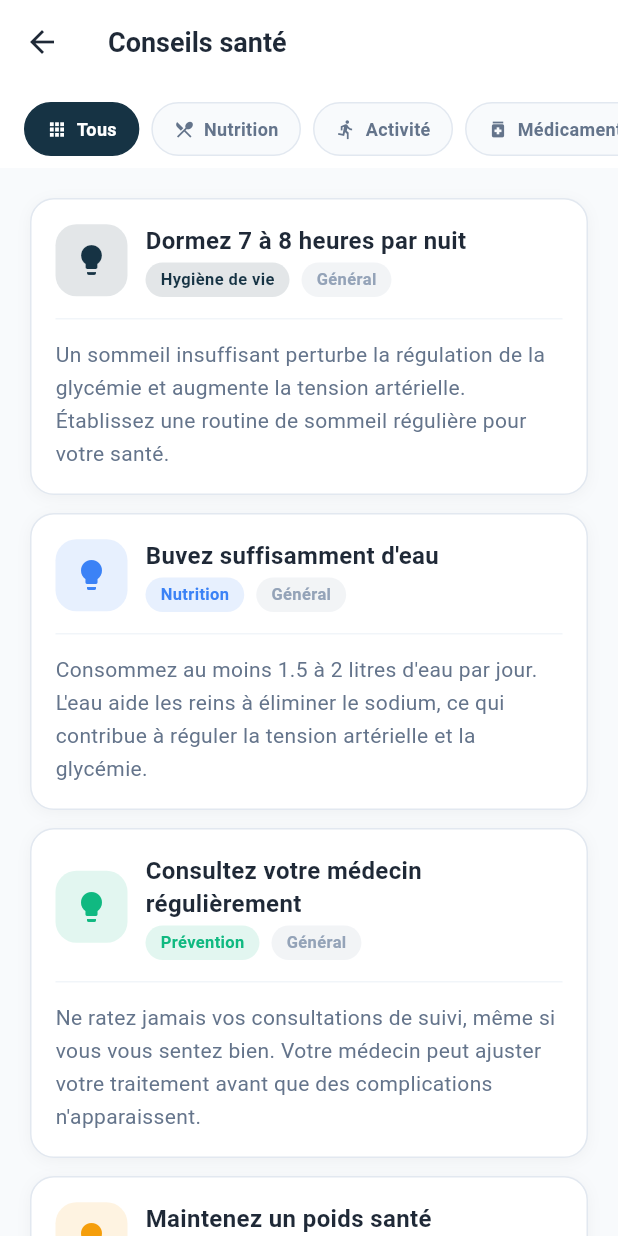
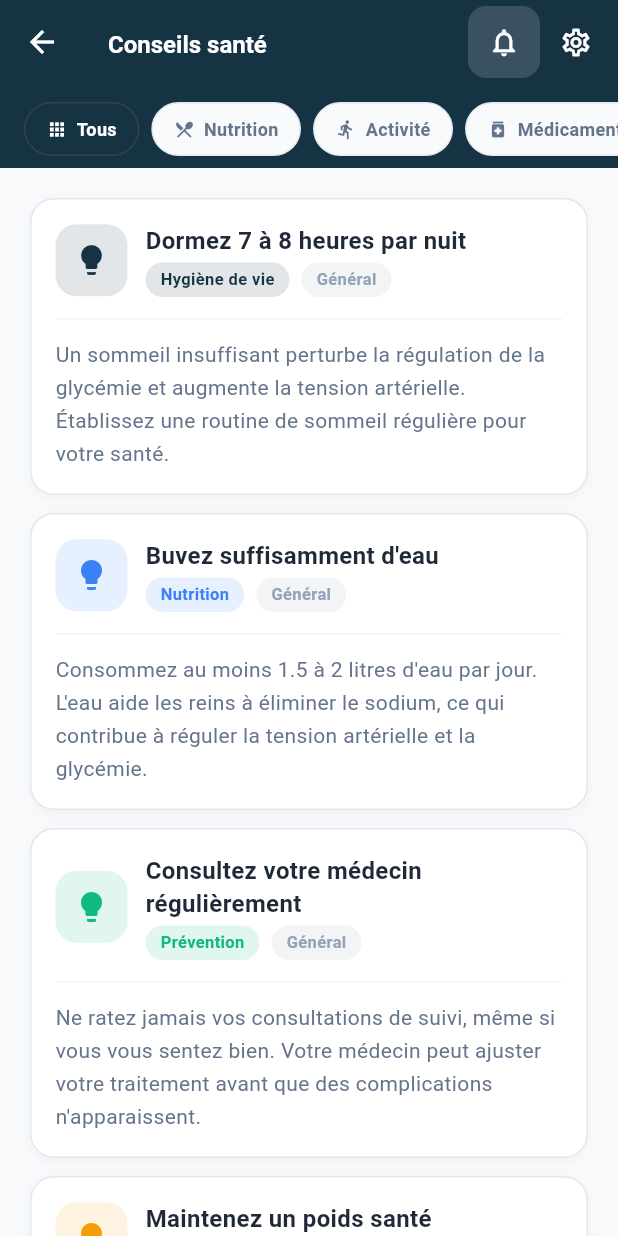
Before and after one commit to Thierno-dtd/togo_hackaton_sante_mobile, a Flutter app: the AdvicePage screen opened directly, on a phone screen of 412 x 824 dp. Run offline on Flutter 3.47's test engine with Material 3 defaults, Android fonts, the phone set to English and light mode, and no system bars; our stand-ins replace fl_chart, google_nav_bar; accounts and stored records are empty; Roboto replaces fonts that are missing (Poppins).

Commit message:
Extracting the app bar as a widget and implementing it on the menu pages

```diff
--- a/lib/core/utils/app_utils.dart
+++ b/lib/core/utils/app_utils.dart
@@ -36,9 +36,9 @@ class AppUtils {
 
   /// Blood pressure status
   static String bpStatus(double systolic, double diastolic) {
-    if (systolic >= 180 || diastolic >= 120) return 'Crise hypertensive';
-    if (systolic >= 140 || diastolic >= 90) return 'Hypertension stade 2';
-    if (systolic >= 130 || diastolic >= 80) return 'Hypertension stade 1';
+    if (systolic >= 180 || diastolic >= 120) return 'Crise ';
+    if (systolic >= 140 || diastolic >= 90) return ' stade 2';
+    if (systolic >= 130 || diastolic >= 80) return ' stade 1';
     if (systolic >= 120 && diastolic < 80) return 'Élevée';
     if (systolic < 90 || diastolic < 60) return 'Hypotension';
     return 'Normale';
--- a/lib/features/advice/pages/advice_page.dart
+++ /dev/null
@@ -1,155 +0,0 @@
-import 'package:flutter/material.dart';
-import 'package:provider/provider.dart';
-import '../../../../core/theme/app_theme.dart';
-import '../../../../services/app_provider.dart';
-import '../../../../data/models/models.dart';
-import '../../../../data/mock/mock_data.dart';
-import '../../../../shared/widgets/shared_widgets.dart';
-
-class AdvicePage extends StatefulWidget {
-  const AdvicePage({super.key});
-  @override
-  State<AdvicePage> createState() => _AdvicePageState();
-}
-
-class _AdvicePageState extends State<AdvicePage> {
-  String _selectedCategory = 'all';
-  final List<Map<String, dynamic>> _categories = [
-    {'value': 'all', 'label': 'Tous', 'icon': Icons.apps},
-    {'value': 'nutrition', 'label': 'Nutrition', 'icon': Icons.restaurant_menu},
-    {'value': 'activity', 'label': 'Activité', 'icon': Icons.directions_run},
-    {'value': 'medication', 'label': 'Médicaments', 'icon': Icons.medication},
-    {'value': 'prevention', 'label': 'Prévention', 'icon': Icons.health_and_safety},
-    {'value': 'lifestyle', 'label': 'Hygiène de vie', 'icon': Icons.self_improvement},
-  ];
-
-  @override
-  Widget build(BuildContext context) {
-    final provider = context.watch<AppProvider>();
-    final isDark = Theme.of(context).brightness == Brightness.dark;
-    final diseaseType = provider.currentUser?.diseaseType ?? 'all';
-
-    final allAdvice = MockData.adviceList.where((a) =>
-        a.diseaseType == 'all' || a.diseaseType == diseaseType).toList();
-
-    final filtered = _selectedCategory == 'all'
-        ? allAdvice
-        : allAdvice.where((a) => a.category == _selectedCategory).toList();
-
-    return Scaffold(
-      backgroundColor: isDark ? AppColors.darkBackground : AppColors.background,
-      appBar: AppBar(
-        backgroundColor: isDark ? AppColors.darkSurface : AppColors.white,
-        title: const Text('Conseils santé'),
-        elevation: 0,
-        bottom: PreferredSize(
-          preferredSize: const Size.fromHeight(56),
-          child: SizedBox(
-            height: 52,
-            child: ListView.separated(
-              padding: const EdgeInsets.symmetric(horizontal: 16, vertical: 8),
-              scrollDirection: Axis.horizontal,
-              itemCount: _categories.length,
-              separatorBuilder: (_, __) => const SizedBox(width: 8),
-              itemBuilder: (_, i) {
-                final cat = _categories[i];
-                final isSelected = _selectedCategory == cat['value'];
-                return GestureDetector(
-                  onTap: () => setState(() => _selectedCategory = cat['value'] as String),
-                  child: Container(
-                    padding: const EdgeInsets.symmetric(horizontal: 14, vertical: 6),
-                    decoration: BoxDecoration(
-                      color: isSelected ? AppColors.primary : (isDark ? AppColors.darkBackground : AppColors.background),
-                      borderRadius: BorderRadius.circular(22),
-                      border: Border.all(color: isSelected ? AppColors.primary : (isDark ? AppColors.darkBorder : AppColors.border)),
-                    ),
-                    child: Row(
-                      children: [
-                        Icon(cat['icon'] as IconData, size: 14,
-                          color: isSelected ? Colors.white : AppColors.textSecondary),
-                        const SizedBox(width: 6),
-                        Text(cat['label'] as String, style: AppTextStyles.bodySmall.copyWith(
-                          color: isSelected ? Colors.white : AppColors.textSecondary,
-                          fontWeight: FontWeight.w600,
-                        )),
-                      ],
-                    ),
-                  ),
-                );
-              },
-            ),
-          ),
-        ),
-      ),
-      body: filtered.isEmpty
-          ? const EmptyState(icon: Icons.lightbulb_outline, title: 'Aucun conseil disponible')
-          : ListView.separated(
-              padding: const EdgeInsets.all(20),
-              itemCount: filtered.length,
-              separatorBuilder: (_, __) => const SizedBox(height: 12),
-              itemBuilder: (_, i) => _buildAdviceCard(filtered[i], isDark),
-            ),
-    );
-  }
-
-  Widget _buildAdviceCard(AdviceModel advice, bool isDark) {
-    return AppCard(
-      child: Column(
-        crossAxisAlignment: CrossAxisAlignment.start,
-        children: [
-          Row(
-            children: [
-              Container(
-                width: 48, height: 48,
-                decoration: BoxDecoration(
-                  color: advice.color.withOpacity(0.12), borderRadius: BorderRadius.circular(14),
-                ),
-                child: Icon(Icons.lightbulb, color: advice.color, size: 24),
-              ),
-              const SizedBox(width: 12),
-              Expanded(
-                child: Column(
-                  crossAxisAlignment: CrossAxisAlignment.start,
-                  children: [
-                    Text(advice.title, style: AppTextStyles.h4),
-                    const SizedBox(height: 4),
-                    Row(
-                      children: [
-                        StatusBadge(label: _categoryLabel(advice.category), color: advice.color),
-                        const SizedBox(width: 8),
-                        StatusBadge(
-                          label: advice.diseaseType == 'all' ? 'Général' :
-                          advice.diseaseType == 'hypertension' ? 'HTA' : 'Diabète',
-                          color: advice.diseaseType == 'hypertension' ? AppColors.hypertension :
-                          advice.diseaseType == 'diabetes' ? AppColors.info : AppColors.textHint,
-                        ),
-                      ],
-                    ),
-                  ],
-                ),
-              ),
-            ],
-          ),
-          const SizedBox(height: 14),
-          const AppDivider(),
-          const SizedBox(height: 12),
-          Text(advice.content, style: AppTextStyles.body.copyWith(
-            color: isDark ? AppColors.darkTextSecondary : AppColors.textSecondary,
-            height: 1.6,
-          )),
-        ],
-      ),
-    );
-  }
-
-  String _categoryLabel(String cat) {
-    switch (cat) {
-      case 'nutrition': return 'Nutrition';
-      case 'activity': return 'Activité physique';
-      case 'medication': return 'Médicaments';
-      case 'prevention': return 'Prévention';
-      case 'lifestyle': return 'Hygiène de vie';
-      default: return cat;
-    }
-  }
-}
--- a/lib/features/advice/presentation/pages/advice_page.dart
+++ b/lib/features/advice/presentation/pages/advice_page.dart
@@ -5,6 +5,7 @@ import '../../../../services/app_provider.dart';
 import '../../../../data/models/models.dart';
 import '../../../../data/mock/mock_data.dart';
 import '../../../../shared/widgets/shared_widgets.dart';
+import '../../../../shared/widgets/app_appbar.dart';
 
 class AdvicePage extends StatefulWidget {
   const AdvicePage({super.key});
@@ -38,10 +39,8 @@ class _AdvicePageState extends State<AdvicePage> {
 
     return Scaffold(
       backgroundColor: isDark ? AppColors.darkBackground : AppColors.background,
-      appBar: AppBar(
-        backgroundColor: isDark ? AppColors.darkSurface : AppColors.white,
+      appBar: AppAppBar(
         title: const Text('Conseils santé'),
-        elevation: 0,
         bottom: PreferredSize(
           preferredSize: const Size.fromHeight(56),
           child: SizedBox(
@@ -61,7 +60,7 @@ class _AdvicePageState extends State<AdvicePage> {
                     decoration: BoxDecoration(
                       color: isSelected ? AppColors.primary : (isDark ? AppColors.darkBackground : AppColors.background),
                       borderRadius: BorderRadius.circular(22),
-                      border: Border.all(color: isSelected ? AppColors.primary : (isDark ? AppColors.darkBorder : AppColors.border)),
+                      border: Border.all(color: isSelected ? AppColors.darkBorder : (isDark ? AppColors.darkBorder : AppColors.border)),
                     ),
                     child: Row(
                       children: [
--- a/lib/features/dashboard/presentation/pages/dashboard_page.dart
+++ b/lib/features/dashboard/presentation/pages/dashboard_page.dart
@@ -44,7 +44,7 @@ class DashboardPage extends StatelessWidget {
               preferredSize: const Size.fromHeight(40), // ajuste selon le contenu
               child: SafeArea(
                 child: Padding(
-                  padding: const EdgeInsets.symmetric(horizontal: 15, vertical: 6),
+                  padding: const EdgeInsets.symmetric(horizontal: 5, vertical: 0),
                   child: Column(
                     crossAxisAlignment: CrossAxisAlignment.start,
                     children: [
@@ -71,7 +71,7 @@ class DashboardPage extends StatelessWidget {
                             ),
                           ),
                             Container(
-                            padding: const EdgeInsets.all(8),
+                              padding: const EdgeInsets.all(12),
                               decoration: BoxDecoration(
                                 color: Colors.white.withOpacity(0.15),
                                 borderRadius: BorderRadius.circular(12),
@@ -92,14 +92,28 @@ class DashboardPage extends StatelessWidget {
                                             shape: BoxShape.circle),
                                       ),
                                     ),
+
                                 ],
+                              ),
+                            ),
+
+                          const SizedBox(width: 1),
+
+                          // Bouton Settings
+                          IconButton(
+                            onPressed: () => Navigator.pushNamed(context, '/settings'),
+                            icon: const Icon(
+                              Icons.settings_outlined,
+                              size: 22,
+                              color: Colors.white,
                             ),
                           ),
                         ],
                       ),
-                      const SizedBox(height: 8),
+                      const SizedBox(height: 5),
                       if (user.isPatient && user.diseaseType != null)
                         DiseaseTag(diseaseType: user.diseaseType!),
+                      const SizedBox(height: 11),
                     ],
                   ),
                 ),
@@ -158,7 +172,7 @@ class DashboardPage extends StatelessWidget {
       return Column(
         crossAxisAlignment: CrossAxisAlignment.start,
         children: [
-          const SectionHeader(title: '📊 Dernières mesures'),
+          const SectionHeader(title: ' Dernières mesures'),
           const SizedBox(height: 12),
           Row(
             children: [
--- a/lib/features/events/presentation/pages/events_page.dart
+++ b/lib/features/events/presentation/pages/events_page.dart
@@ -5,6 +5,7 @@ import '../../../../core/utils/app_utils.dart';
 import '../../../../services/app_provider.dart';
 import '../../../../data/models/models.dart';
 import '../../../../shared/widgets/shared_widgets.dart';
+import '../../../../shared/widgets/app_appbar.dart';
 
 class EventsPage extends StatelessWidget {
   const EventsPage({super.key});
@@ -17,10 +18,8 @@ class EventsPage extends StatelessWidget {
 
     return Scaffold(
       backgroundColor: isDark ? AppColors.darkBackground : AppColors.background,
-      appBar: AppBar(
-        backgroundColor: isDark ? AppColors.darkSurface : AppColors.white,
-        title: const Text('Événements communautaires'),
-      ),
+      appBar: const AppAppBar( title: Text('Événements ',), ),
+
       body: events.isEmpty
           ? const EmptyState(icon: Icons.event, title: 'Aucun événement')
           : ListView.separated(
--- a/lib/features/followup/presentation/pages/followup_page.dart
+++ b/lib/features/followup/presentation/pages/followup_page.dart
@@ -6,6 +6,7 @@ import '../../../../core/theme/app_theme.dart';
 import '../../../../core/utils/app_utils.dart';
 import '../../../../services/app_provider.dart';
 import '../../../../data/models/models.dart';
+import '../../../../shared/widgets/app_appbar.dart';
 import '../../../../shared/widgets/shared_widgets.dart';
 
 class FollowUpPage extends StatefulWidget {
@@ -40,34 +41,24 @@ class _FollowUpPageState extends State<FollowUpPage>
     return Scaffold(
       backgroundColor:
           isDark ? AppColors.darkBackground : AppColors.background,
-      appBar: AppBar(
-        backgroundColor:
-            isDark ? AppColors.darkSurface : AppColors.white,
+      appBar: AppAppBar(
+
         // ─── TITRE seul, sans le bouton + ───
         title: Row(
           mainAxisSize: MainAxisSize.min,
           children: [
-            Text('Suivi de santé', style: AppTextStyles.h4),
+            Text('Suivi de santé',),
             const SizedBox(width: 10),
             if (provider.currentUser?.diseaseType != null)
               DiseaseTag(diseaseType: provider.currentUser!.diseaseType!),
           ],
         ),
         // ─── Notification + Settings dans l'AppBar ───
-        actions: [
-          _NotifAction(provider: provider),
-          IconButton(
-            onPressed: () =>
-                Navigator.pushNamed(context, '/settings'),
-            icon: const Icon(Icons.settings_outlined, size: 22),
-          ),
-          const SizedBox(width: 4),
-        ],
-        bottom: TabBar(
+       bottom: TabBar(
           controller: _tabCtrl,
           labelStyle: AppTextStyles.body
               .copyWith(fontWeight: FontWeight.w600),
-          labelColor: AppColors.primary,
+          labelColor: AppColors.white,
           unselectedLabelColor: AppColors.textHint,
           indicatorColor: AppColors.primary,
           tabs: const [
--- a/lib/features/reminders/presentation/pages/reminders_page.dart
+++ b/lib/features/reminders/presentation/pages/reminders_page.dart
@@ -5,6 +5,7 @@ import '../../../../core/theme/app_theme.dart';
 import '../../../../core/utils/app_utils.dart';
 import '../../../../services/app_provider.dart';
 import '../../../../data/models/models.dart';
+import '../../../../shared/widgets/app_appbar.dart';
 import '../../../../shared/widgets/shared_widgets.dart';
 
 class RemindersPage extends StatefulWidget {
@@ -37,13 +38,12 @@ class _RemindersPageState extends State<RemindersPage> with SingleTickerProvider
 
     return Scaffold(
       backgroundColor: isDark ? AppColors.darkBackground : AppColors.background,
-      appBar: AppBar(
-        backgroundColor: isDark ? AppColors.darkSurface : AppColors.white,
+      appBar: AppAppBar(
         title: const Text('Rappels'),
         bottom: TabBar(
           controller: _tabCtrl,
           labelStyle: AppTextStyles.body.copyWith(fontWeight: FontWeight.w600, fontSize: 12),
-          labelColor: AppColors.primary,
+          labelColor: AppColors.white,
           unselectedLabelColor: AppColors.textHint,
           indicatorColor: AppColors.primary,
           tabs: [
--- a/lib/features/self_assessment/presentation/pages/self_assessment_page.dart
+++ b/lib/features/self_assessment/presentation/pages/self_assessment_page.dart
@@ -7,6 +7,7 @@ import '../../../../core/utils/app_utils.dart';
 import '../../../../services/app_provider.dart';
 import '../../../../data/models/models.dart';
 import '../../../../data/mock/mock_data.dart';
+import '../../../../shared/widgets/app_appbar.dart';
 import '../../../../shared/widgets/shared_widgets.dart';
 
 class SelfAssessmentPage extends StatefulWidget {
@@ -119,15 +120,18 @@ class _SelfAssessmentPageState extends State<SelfAssessmentPage> {
 
     return Scaffold(
       backgroundColor: isDark ? AppColors.darkBackground : AppColors.background,
-      appBar: AppBar(
-        backgroundColor: isDark ? AppColors.darkSurface : AppColors.white,
+      appBar: AppAppBar(
         title: const Text('Bilan de santé'),
-        leading: _currentIndex > 0
-            ? IconButton(onPressed: _prev, icon: const Icon(Icons.arrow_back_ios, size: 18))
-            : null,
       ),
       body: Column(
         children: [
+          Padding(padding: const EdgeInsets.all(10), child: Text(
+            'Répondez à ces questions pour évaluer votre santé ',
+            style: AppTextStyles.body.copyWith(
+              color: isDark ? AppColors.white : AppColors.textSecondary,
+              fontSize: 14,
+            ),
+          )),
           // Progress bar
           Container(
             color: isDark ? AppColors.darkSurface : AppColors.white,
--- /dev/null
+++ b/lib/shared/widgets/app_appbar.dart
@@ -0,0 +1,89 @@
+import 'package:flutter/material.dart';
+import 'package:provider/provider.dart';
+import '../../core/theme/app_theme.dart';
+import '../../services/app_provider.dart';
+
+class AppAppBar extends StatelessWidget implements PreferredSizeWidget {
+  final Widget title;
+  final TabBar? tabBar;
+  final PreferredSizeWidget? bottom;
+
+  const AppAppBar({
+    super.key,
+    required this.title,
+    this.tabBar,
+    this.bottom,
+  });
+
+  @override
+  Widget build(BuildContext context) {
+    final provider = context.watch<AppProvider>();
+    final isDark = Theme.of(context).brightness == Brightness.dark;
+
+    return AppBar(
+      backgroundColor: isDark ? AppColors.darkSurface : AppColors.primary,
+      titleTextStyle: AppTextStyles.h4.copyWith(color: Colors.white),
+
+      iconTheme: const IconThemeData(
+        color: Colors.white,
+      ),
+
+      title: title,
+
+      actions: [
+        _NotifAction(provider: provider),
+
+        IconButton(
+          onPressed: () => Navigator.pushNamed(context, '/settings'),
+          icon: const Icon(Icons.settings_outlined, size: 22),
+        ),
+
+        const SizedBox(width: 4),
+      ],
+      bottom: tabBar ?? bottom, // ← optionnel
+    );
+  }
+
+  @override
+  Size get preferredSize =>
+      Size.fromHeight(kToolbarHeight + (tabBar?.preferredSize.height ?? bottom?.preferredSize.height ?? 0));
+}
+
+class _NotifAction extends StatelessWidget {
+  final AppProvider provider;
+
+  const _NotifAction({required this.provider});
+
+  @override
+  Widget build(BuildContext context) {
+    return  Container(
+      constraints: const BoxConstraints(),
+      decoration: BoxDecoration(
+                                color: Colors.white.withOpacity(0.15),
+                                borderRadius: BorderRadius.circular(12),
+                              ),
+      child: Stack(
+          children: [
+            IconButton(
+              constraints: const BoxConstraints(),
+              onPressed: () {},
+              icon: const Icon(Icons.notifications_outlined, size: 22),
+            ),
+            if (provider.overdueScreening.isNotEmpty)
+              Positioned(
+                right: 8,
+                top: 8,
+                child: Container(
+                  width: 8,
+                  height: 8,
+                  decoration: const BoxDecoration(
+                    color: AppColors.warning,
+                    shape: BoxShape.circle,
+                  ),
+                ),
+              ),
+          ],
+      ),
+    );
+  }
+}
```
Lines whose indentation alone changed are shown as unchanged.
